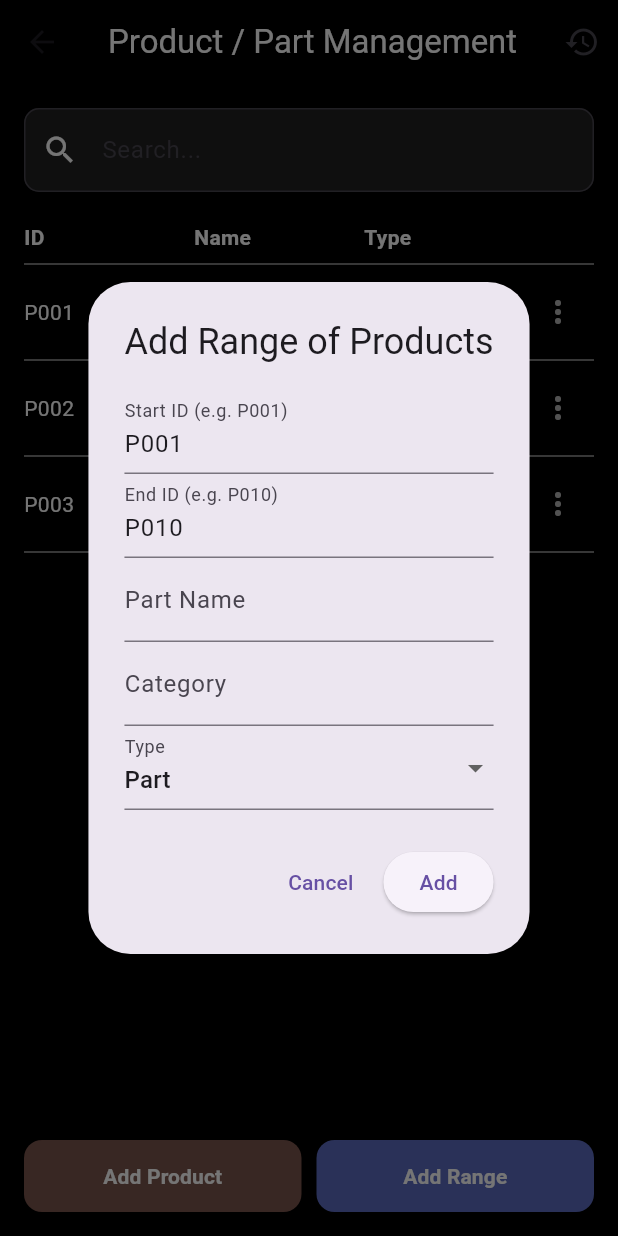
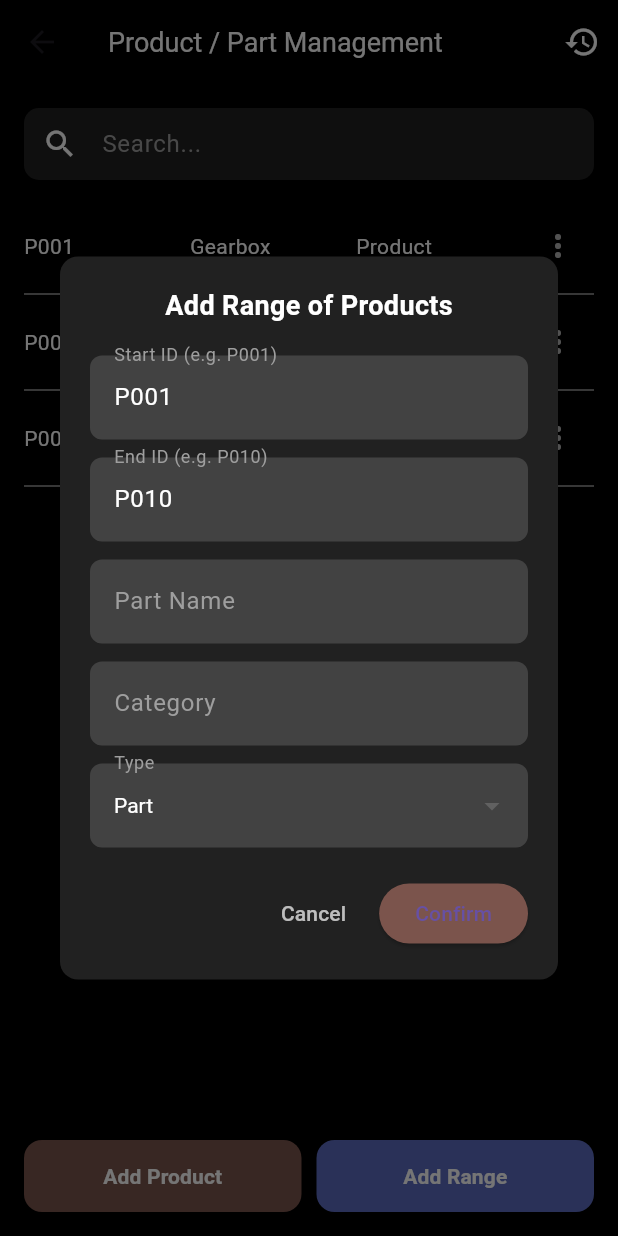
Before and after one commit to SLB-Capstone-Project/SLB_Capstone, a Flutter app: the PartManagementPage screen opened directly, after a tap on "Add Range", on a phone screen of 412 x 824 dp. Run offline on Flutter 3.47's test engine with Material 3 defaults, Android fonts, the phone set to English and light mode, and no system bars; our stand-ins replace pdf, printing, qr_flutter; missing offline and left inert: barcode_scan2.

Commit message:
Update parts_management.dart

```diff
--- a/SLB_Frontend/lib/admin/parts_management.dart
+++ b/SLB_Frontend/lib/admin/parts_management.dart
@@ -1,6 +1,7 @@
 import 'package:flutter/material.dart';
 import 'package:printing/printing.dart';
 import 'package:pdf/widgets.dart' as pw;
+import 'package:pdf/pdf.dart';
 import 'package:qr_flutter/qr_flutter.dart';
 import 'add_parts.dart';
 import 'edit_part.dart';
@@ -42,7 +43,7 @@ class _PartManagementPageState extends State<PartManagementPage> {
   void _addRangeOfProducts() {
     showDialog(
       context: context,
-      builder: (context) => AddRangeDialog(
+      builder: (context) => _AddRangeDialog(
         onAdd: (startId, endId, name, category, type) {
           final startNum = int.parse(startId.replaceAll('P', ''));
           final endNum = int.parse(endId.replaceAll('P', ''));
@@ -99,8 +100,8 @@ class _PartManagementPageState extends State<PartManagementPage> {
               child: pw.BarcodeWidget(
                 barcode: pw.Barcode.qrCode(),
                 data: part['id']!,
-                width: 20,
-                height: 20,
+                width: 30,
+                height: 30,
               ),
             )).toList(),
           );
@@ -108,10 +109,9 @@ class _PartManagementPageState extends State<PartManagementPage> {
       ),
     );
 
-
     await Printing.sharePdf(
       bytes: await pdf.save(),
-      filename: 'parts-qrcodes.pdf',
+      filename: 'parts-qrcodes-${DateTime.now().millisecondsSinceEpoch}.pdf',
     );
   }
 
@@ -127,12 +127,13 @@ class _PartManagementPageState extends State<PartManagementPage> {
     return Scaffold(
       backgroundColor: Colors.black,
       appBar: AppBar(
-        title: const Text('Product / Part Management', style: TextStyle(color: Colors.white)),
+        title: const Text('Product / Part Management',
+            style: TextStyle(color: Colors.white, fontSize: 18)),
         backgroundColor: Colors.black,
         elevation: 0,
         actions: [
           IconButton(
-            icon: const Icon(Icons.history),
+            icon: const Icon(Icons.history, color: Colors.white),
             onPressed: _showHistory,
           ),
         ],
@@ -147,25 +148,18 @@ class _PartManagementPageState extends State<PartManagementPage> {
               style: const TextStyle(color: Colors.white),
               decoration: InputDecoration(
                 hintText: 'Search...',
+                hintStyle: const TextStyle(color: Colors.grey),
                 prefixIcon: const Icon(Icons.search, color: Colors.white),
                 filled: true,
                 fillColor: Colors.grey[900],
                 border: OutlineInputBorder(
                   borderRadius: BorderRadius.circular(10),
+                  borderSide: BorderSide.none,
                 ),
+                contentPadding: const EdgeInsets.symmetric(vertical: 12),
               ),
             ),
             const SizedBox(height: 20),
-
-            const Row(
-              children: [
-                Expanded(child: Text('ID', style: TextStyle(color: Colors.white, fontWeight: FontWeight.bold))),
-                Expanded(child: Text('Name', style: TextStyle(color: Colors.white, fontWeight: FontWeight.bold))),
-                Expanded(child: Text('Type', style: TextStyle(color: Colors.white, fontWeight: FontWeight.bold))),
-                SizedBox(width: 40),
-              ],
-            ),
-            const Divider(color: Colors.grey),
 
             Expanded(
               child: ListView.builder(
@@ -177,11 +171,15 @@ class _PartManagementPageState extends State<PartManagementPage> {
                     children: [
                       Row(
                         children: [
-                          Expanded(child: Text(part['id']!, style: const TextStyle(color: Colors.white))),
-                          Expanded(child: Text(part['name']!, style: const TextStyle(color: Colors.white))),
-                          Expanded(child: Text(part['type']!, style: const TextStyle(color: Colors.white))),
+                          Expanded(child: Text(part['id']!,
+                              style: const TextStyle(color: Colors.white))),
+                          Expanded(child: Text(part['name']!,
+                              style: const TextStyle(color: Colors.white))),
+                          Expanded(child: Text(part['type']!,
+                              style: const TextStyle(color: Colors.white))),
                           IconButton(
-                            icon: Icon(isExpanded ? Icons.expand_less : Icons.more_vert, color: Colors.white70),
+                            icon: Icon(isExpanded ? Icons.expand_less : Icons.more_vert,
+                                color: Colors.white70),
                             onPressed: () => setState(() {
                               isExpanded ? expandedRows.remove(index) : expandedRows.add(index);
                             }),
@@ -235,8 +233,6 @@ class _PartManagementPageState extends State<PartManagementPage> {
               ),
             ),
 
-            const SizedBox(height: 20),
-
             Row(
               children: [
                 Expanded(
@@ -265,7 +261,8 @@ class _PartManagementPageState extends State<PartManagementPage> {
                         borderRadius: BorderRadius.circular(12),
                       ),
                     ),
-                    child: const Text('Add Product', style: TextStyle(color: Colors.white, fontWeight: FontWeight.bold)),
+                    child: const Text('Add Product',
+                        style: TextStyle(color: Colors.white, fontWeight: FontWeight.bold)),
                   ),
                 ),
                 const SizedBox(width: 10),
@@ -279,7 +276,8 @@ class _PartManagementPageState extends State<PartManagementPage> {
                         borderRadius: BorderRadius.circular(12),
                       ),
                     ),
-                    child: const Text('Add Range', style: TextStyle(color: Colors.white, fontWeight: FontWeight.bold)),
+                    child: const Text('Add Range',
+                        style: TextStyle(color: Colors.white, fontWeight: FontWeight.bold)),
                   ),
                 ),
               ],
@@ -324,16 +322,16 @@ class _PartManagementPageState extends State<PartManagementPage> {
   }
 }
 
-class AddRangeDialog extends StatefulWidget {
+class _AddRangeDialog extends StatefulWidget {
   final Function(String, String, String, String, String) onAdd;
 
-  const AddRangeDialog({super.key, required this.onAdd});
+  const _AddRangeDialog({required this.onAdd});
 
   @override
-  State<AddRangeDialog> createState() => _AddRangeDialogState();
+  State<_AddRangeDialog> createState() => __AddRangeDialogState();
 }
 
-class _AddRangeDialogState extends State<AddRangeDialog> {
+class __AddRangeDialogState extends State<_AddRangeDialog> {
   final _formKey = GlobalKey<FormState>();
   final TextEditingController _startIdController = TextEditingController(text: 'P001');
   final TextEditingController _endIdController = TextEditingController(text: 'P010');
@@ -343,57 +341,49 @@ class _AddRangeDialogState extends State<AddRangeDialog> {
 
   @override
   Widget build(BuildContext context) {
-    return AlertDialog(
-      title: const Text('Add Range of Products'),
-      content: Form(
+    return Dialog(
+      backgroundColor: Colors.grey[900],
+      shape: RoundedRectangleBorder(
+          borderRadius: BorderRadius.circular(12)),
+      child: Padding(
+        padding: const EdgeInsets.all(20),
+        child: Form(
           key: _formKey,
-        child: SingleChildScrollView(
           child: Column(
             mainAxisSize: MainAxisSize.min,
             children: [
-              TextFormField(
-                controller: _startIdController,
-                decoration: const InputDecoration(labelText: 'Start ID (e.g. P001)'),
-                validator: (value) => value!.isEmpty ? 'Enter Start ID' : null,
+              Text('Add Range of Products',
+                  style: TextStyle(
+                      color: Colors.white,
+                      fontSize: 18,
+                      fontWeight: FontWeight.bold)),
+
+              const SizedBox(height: 20),
+
+              _buildTextField(_startIdController, 'Start ID (e.g. P001)'),
+              const SizedBox(height: 12),
+              _buildTextField(_endIdController, 'End ID (e.g. P010)'),
+              const SizedBox(height: 12),
+              _buildTextField(_nameController, 'Part Name'),
+              const SizedBox(height: 12),
+              _buildTextField(_categoryController, 'Category'),
+              const SizedBox(height: 12),
+              _buildTypeDropdown(),
+              const SizedBox(height: 20),
+
+              Row(
+                mainAxisAlignment: MainAxisAlignment.end,
+                children: [
+                  TextButton(
+                    child: const Text('Cancel',
+                        style: TextStyle(color: Colors.white70)),
+                    onPressed: () => Navigator.pop(context),
                   ),
-              TextFormField(
-                controller: _endIdController,
-                decoration: const InputDecoration(labelText: 'End ID (e.g. P010)'),
-                validator: (value) => value!.isEmpty ? 'Enter End ID' : null,
-              ),
-              TextFormField(
-                controller: _nameController,
-                decoration: const InputDecoration(labelText: 'Part Name'),
-                validator: (value) => value!.isEmpty ? 'Enter Name' : null,
-              ),
-              TextFormField(
-                controller: _categoryController,
-                decoration: const InputDecoration(labelText: 'Category'),
-                validator: (value) => value!.isEmpty ? 'Enter Category' : null,
-              ),
-              DropdownButtonFormField<String>(
-                value: _selectedType,
-                items: ['Product', 'Part'].map((type) => DropdownMenuItem<String>(
-                  value: type,
-                  child: Text(type),
-                )).toList(),
-                onChanged: (String? value) {
-                  setState(() {
-                    _selectedType = value!;
-                  });
-                },
-                decoration: const InputDecoration(labelText: 'Type'),
-              ),
-            ],
-          ),
-        ),
-      ),
-      actions: [
-        TextButton(
-          onPressed: () => Navigator.pop(context),
-          child: const Text('Cancel'),
-        ),
+                  const SizedBox(width: 10),
                   ElevatedButton(
+                    style: ElevatedButton.styleFrom(
+                        backgroundColor: const Color(0xFF7B544C)),
+                    child: const Text('Confirm'),
                     onPressed: () {
                       if (_formKey.currentState!.validate()) {
                         widget.onAdd(
@@ -406,9 +396,69 @@ class _AddRangeDialogState extends State<AddRangeDialog> {
                         Navigator.pop(context);
                       }
                     },
-          child: const Text('Add'),
                   ),
                 ],
+              ),
+            ],
+          ),
+        ),
+      ),
     );
   }
+
+  Widget _buildTextField(TextEditingController controller, String label) {
+    return TextFormField(
+      controller: controller,
+      style: const TextStyle(color: Colors.white),
+      validator: (value) => value!.isEmpty ? 'Please enter $label' : null,
+      decoration: InputDecoration(
+        labelText: label,
+        labelStyle: const TextStyle(color: Colors.grey),
+        filled: true,
+        fillColor: Colors.grey[800],
+        border: OutlineInputBorder(
+          borderRadius: BorderRadius.circular(8),
+          borderSide: BorderSide.none,
+        ),
+        focusedBorder: OutlineInputBorder(
+          borderRadius: BorderRadius.circular(8),
+          borderSide: const BorderSide(color: Color(0xFF7B544C), width: 1),
+        ),
+      ),
+    );
   }
+
+  Widget _buildTypeDropdown() {
+    return DropdownButtonFormField<String>(
+      value: _selectedType,
+      items: ['Product', 'Part'].map((type) => DropdownMenuItem<String>(
+        value: type,
+        child: Text(type, style: const TextStyle(color: Colors.white)),
+      )).toList(),
+      onChanged: (String? value) {
+        setState(() => _selectedType = value!);
+      },
+      dropdownColor: Colors.grey[800],
+      style: const TextStyle(color: Colors.white),
+      decoration: InputDecoration(
+        labelText: 'Type',
+        labelStyle: const TextStyle(color: Colors.grey),
+        filled: true,
+        fillColor: Colors.grey[800],
+        border: OutlineInputBorder(
+          borderRadius: BorderRadius.circular(8),
+          borderSide: BorderSide.none,
+        ),
+      ),
+    );
+  }
+
+  @override
+  void dispose() {
+    _startIdController.dispose();
+    _endIdController.dispose();
+    _nameController.dispose();
+    _categoryController.dispose();
+    super.dispose();
+  }
+}
```
Lines whose indentation alone changed are shown as unchanged.
